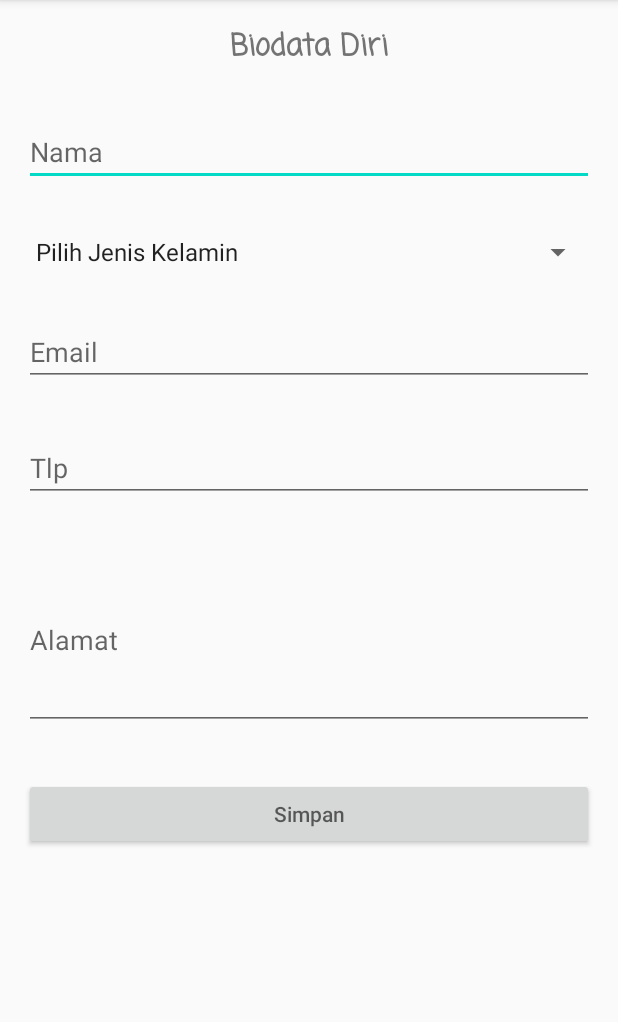
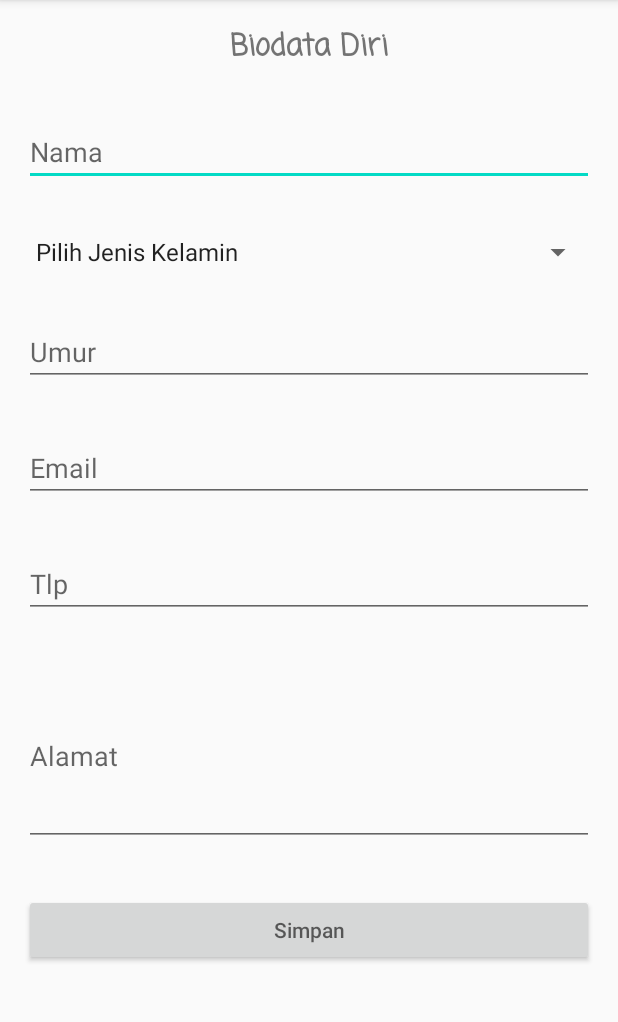
Before and after one commit to alvin1998/smkcoding_online_project_1, an Android app: the screen it shows after launch (MainActivity before the commit, Activity_home after it), on a phone screen of 412 x 824 dp, the part 84-1106 px from its top. Run offline under Robolectric (Android 15) with nearby library versions, the phone set to English and light mode, and no system bars.

Commit message:
menampilkan inputan halaman 1 ke halaman 2

```diff
--- a/app/src/main/AndroidManifest.xml
+++ b/app/src/main/AndroidManifest.xml
@@ -9,7 +9,8 @@
         android:roundIcon="@mipmap/ic_launcher_round"
         android:supportsRtl="true"
         android:theme="@style/AppTheme">
-        <activity android:name=".ProfilActivity"></activity>
+        <activity android:name=".Activity_home"/>
+        <activity android:name=".ProfilActivity" />
         <activity android:name=".MainActivity">
             <intent-filter>
                 <action android:name="android.intent.action.MAIN" />
--- /dev/null
+++ b/app/src/main/java/com/smkcoding/projectsatu/Activity_home.kt
@@ -0,0 +1,79 @@
+package com.smkcoding.projectsatu
+
+
+import android.content.Intent
+import androidx.appcompat.app.AppCompatActivity
+import android.os.Bundle
+import android.widget.ArrayAdapter
+import android.widget.Spinner
+import android.widget.Toast
+import kotlinx.android.synthetic.main.activity_home.*
+import kotlinx.android.synthetic.main.activity_main.*
+
+
+
+class Activity_home : AppCompatActivity() {
+
+    private var namaInput : String = ""
+    private var umurInput : String = ""
+    private var emailInput : String = ""
+    private var telpInput : String = ""
+    private var alamatInput : String = ""
+    private var genderInput : String = ""
+
+
+
+
+
+    override fun onCreate(savedInstanceState: Bundle?) {
+        super.onCreate(savedInstanceState)
+        setContentView(R.layout.activity_home)
+        setDataSpinnerGender()
+
+
+        btnsave.setOnClickListener { validasiInput()}
+    }
+    private fun setDataSpinnerGender(){
+        val spinnerGender: Spinner = findViewById(R.id.spn)
+        val adapter = ArrayAdapter.createFromResource(this,
+            R.array.jenis_kelamin, android.R.layout.simple_spinner_item)
+        adapter.setDropDownViewResource(android.R.layout.simple_spinner_dropdown_item)
+        spinnerGender.adapter = adapter
+    }
+    private fun validasiInput() {
+        namaInput = nama.text.toString()
+        umurInput = umur.text.toString()
+        emailInput = email.text.toString()
+        telpInput = tlp.text.toString()
+        alamatInput = alamat.text.toString()
+        genderInput = spn.selectedItem.toString()
+        when{
+            namaInput.isEmpty() -> nama.error = "Nama tidak boleh kosong"
+            umurInput.isEmpty() -> umur.error = "umur tidak boleh kosong"
+            emailInput.isEmpty() -> email.error = "email tidak boleh kosong"
+            telpInput.isEmpty() -> tlp.error = "tlp tidak boleh kosong"
+            alamatInput.isEmpty() -> alamat.error = "alamat tidak boleh kosong"
+            genderInput.equals("Pilih Jenis Kelamin", ignoreCase = true) ->
+                tampilToast("Jenis Kelamin harus dipilih")
+            else -> {
+                          goToProfilActivity()
+            }
+
+        }
+    }
+    private fun tampilToast(message: String) {
+        Toast.makeText(this, message, Toast.LENGTH_SHORT).show()
+    }
+    private fun goToProfilActivity() {
+        val intent = Intent(this, ProfilActivity::class.java)
+        val bundle = Bundle()
+        bundle.putString("nama", namaInput)
+        bundle.putString("umur", umurInput)
+        bundle.putString("gender", genderInput)
+        bundle.putString("email", emailInput)
+        bundle.putString("telp", telpInput)
+        bundle.putString("alamat", alamatInput)
+        intent.putExtras(bundle)
+        startActivity(intent)
+    }
+}
--- a/app/src/main/java/com/smkcoding/projectsatu/MainActivity.kt
+++ b/app/src/main/java/com/smkcoding/projectsatu/MainActivity.kt
@@ -1,22 +1,30 @@
 package com.smkcoding.projectsatu
 
 import android.content.Intent
+
+import android.os.Bundle
+import android.os.Handler
+import android.view.Window
+import android.view.WindowManager
 import androidx.appcompat.app.AppCompatActivity
-import android.os.Bundle
-import kotlinx.android.synthetic.main.activity_main.*
 
 class MainActivity : AppCompatActivity() {
 
     override fun onCreate(savedInstanceState: Bundle?) {
         super.onCreate(savedInstanceState)
+        //hiding title bar of this activity
+        window.requestFeature(Window.FEATURE_NO_TITLE)
+        //making this activity full screen
+        window.setFlags(WindowManager.LayoutParams.FLAG_FULLSCREEN, WindowManager.LayoutParams.FLAG_FULLSCREEN)
         setContentView(R.layout.activity_main)
 
-        btnsave.setOnClickListener { goToProfilActivite()}
-    }
-
-    private fun goToProfilActivite() {
-        val intent = Intent(this, ProfilActivity::class.java)
-        startActivity(intent)
+        //4second splash time
+        Handler().postDelayed({
+            //start main activity
+            startActivity(Intent(this@MainActivity, Activity_home::class.java))
+            //finish this activity
+            finish()
+        },4000)
 
     }
 }
--- /dev/null
+++ b/app/src/main/res/layout/activity_home.xml
@@ -0,0 +1,84 @@
+<?xml version="1.0" encoding="utf-8"?>
+<ScrollView
+    xmlns:android="http://schemas.android.com/apk/res/android"
+    xmlns:app="http://schemas.android.com/apk/res-auto"
+    xmlns:tools="http://schemas.android.com/tools"
+    android:layout_width="match_parent"
+    android:layout_height="match_parent">
+    <LinearLayout
+        android:layout_width="match_parent"
+        android:layout_height="match_parent"
+        android:orientation="vertical"
+        tools:context=".Activity_home">
+
+        <TextView
+            android:layout_width="wrap_content"
+            android:layout_height="wrap_content"
+            android:text="Biodata Diri"
+            android:layout_gravity="center_horizontal"
+            android:layout_margin="16dp"
+            android:fontFamily="casual"
+            android:textSize="20sp"
+            android:textStyle="bold"
+            />
+
+        <EditText
+            android:id="@+id/nama"
+            android:layout_width="match_parent"
+            android:layout_height="wrap_content"
+            android:hint="Nama"
+            android:layout_margin="16dp"
+            />
+        <Spinner
+            android:id="@+id/spn"
+            android:layout_width="match_parent"
+            android:layout_height="wrap_content"
+            android:layout_margin="16dp"
+            android:entries="@array/jenis_kelamin"
+
+            />
+
+        <EditText
+            android:id="@+id/umur"
+            android:layout_width="match_parent"
+            android:layout_height="wrap_content"
+            android:hint="Umur"
+            android:layout_margin="16dp"
+            android:inputType="number"
+            />
+
+
+
+        <EditText
+            android:id="@+id/email"
+            android:layout_width="match_parent"
+            android:layout_height="wrap_content"
+            android:hint="Email"
+            android:layout_margin="16dp"
+            />
+        <EditText
+            android:id="@+id/tlp"
+            android:layout_width="match_parent"
+            android:layout_height="wrap_content"
+            android:hint="Tlp"
+            android:layout_margin="16dp"
+            android:inputType="phone"
+            />
+        <EditText
+            android:id="@+id/alamat"
+            android:layout_width="match_parent"
+            android:layout_height="120dp"
+            android:hint="Alamat"
+            android:layout_margin="16dp"
+            android:inputType="textMultiLine"
+            />
+
+        <Button
+            android:id="@+id/btnsave"
+            android:layout_width="match_parent"
+            android:layout_height="wrap_content"
+            android:hint="Simpan"
+            android:layout_margin="16dp"
+            />
+    </LinearLayout>
+</ScrollView>
--- a/app/src/main/res/layout/activity_main.xml
+++ b/app/src/main/res/layout/activity_main.xml
@@ -1,72 +1,18 @@
 <?xml version="1.0" encoding="utf-8"?>
-<ScrollView
-    xmlns:android="http://schemas.android.com/apk/res/android"
+<LinearLayout xmlns:android="http://schemas.android.com/apk/res/android"
     xmlns:app="http://schemas.android.com/apk/res-auto"
     xmlns:tools="http://schemas.android.com/tools"
     android:layout_width="match_parent"
-    android:layout_height="match_parent">
-<LinearLayout
-    android:layout_width="match_parent"
     android:layout_height="match_parent"
     android:orientation="vertical"
+    android:gravity="center"
+
     tools:context=".MainActivity">
 
-    <TextView
-        android:layout_width="wrap_content"
-        android:layout_height="wrap_content"
-        android:text="Biodata Diri"
-        android:layout_gravity="center_horizontal"
-        android:layout_margin="16dp"
-        android:fontFamily="casual"
-        android:textSize="20sp"
-        android:textStyle="bold"
-       />
+    <ImageView
+        android:src="@drawable/logo"
+        android:layout_width="250dp"
+        android:layout_height="250dp" />
 
-    <EditText
-        android:id="@+id/nama"
-        android:layout_width="match_parent"
-        android:layout_height="wrap_content"
-        android:hint="Nama"
-        android:layout_margin="16dp"
-        />
-    <Spinner
-        android:id="@+id/gender"
-        android:layout_width="match_parent"
-        android:layout_height="wrap_content"
-        android:layout_margin="16dp"
-        android:entries="@array/jenis_kelamin"
-        />
 
-    <EditText
-        android:id="@+id/email"
-        android:layout_width="match_parent"
-        android:layout_height="wrap_content"
-        android:hint="Email"
-        android:layout_margin="16dp"
-        />
-    <EditText
-        android:id="@+id/tlp"
-        android:layout_width="match_parent"
-        android:layout_height="wrap_content"
-        android:hint="Tlp"
-        android:layout_margin="16dp"
-        android:inputType="phone"
-        />
-    <EditText
-        android:id="@+id/alamat"
-        android:layout_width="match_parent"
-        android:layout_height="120dp"
-        android:hint="Alamat"
-        android:layout_margin="16dp"
-        android:inputType="textMultiLine"
-        />
-
-    <Button
-        android:id="@+id/btnsave"
-        android:layout_width="match_parent"
-        android:layout_height="wrap_content"
-        android:hint="Simpan"
-        android:layout_margin="16dp"
-        />
 </LinearLayout>
-</ScrollView>
--- /dev/null
+++ b/app/src/main/res/values/ids.xml
@@ -0,0 +1,4 @@
+<?xml version="1.0" encoding="utf-8"?>
+<resources>
+    <item name="kelamin" type="id" />
+</resources>
```
Also changed, not shown: app/src/main/java/com/smkcoding/projectsatu/ProfilActivity.kt (+23 -0 lines), app/src/main/res/layout/activity_profil.xml (+51 -6 lines), app/src/main/res/drawable-anydpi/logo.png (added), app/src/main/res/mipmap-hdpi/ic_sp.png (added), app/src/main/res/mipmap-mdpi/ic_sp.png (added), app/src/main/res/mipmap-xhdpi/ic_sp.png (added), app/src/main/res/mipmap-xxhdpi/ic_sp.png (added), app/src/main/res/mipmap-xxxhdpi/ic_sp.png (added), 1 other file.
